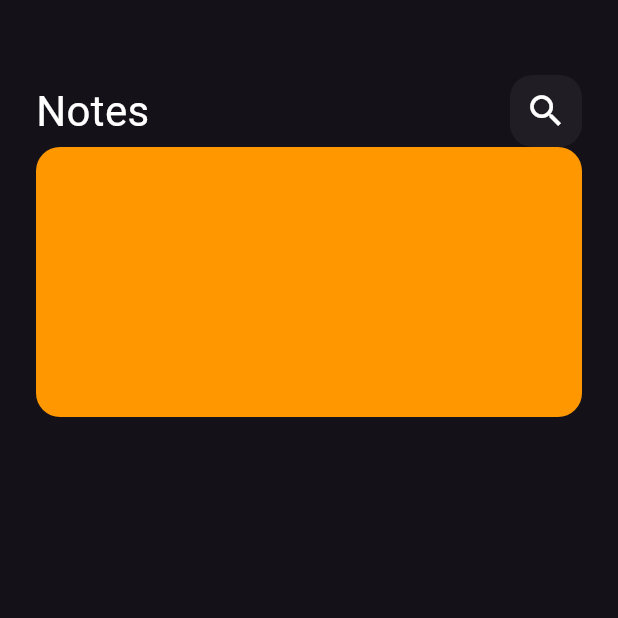
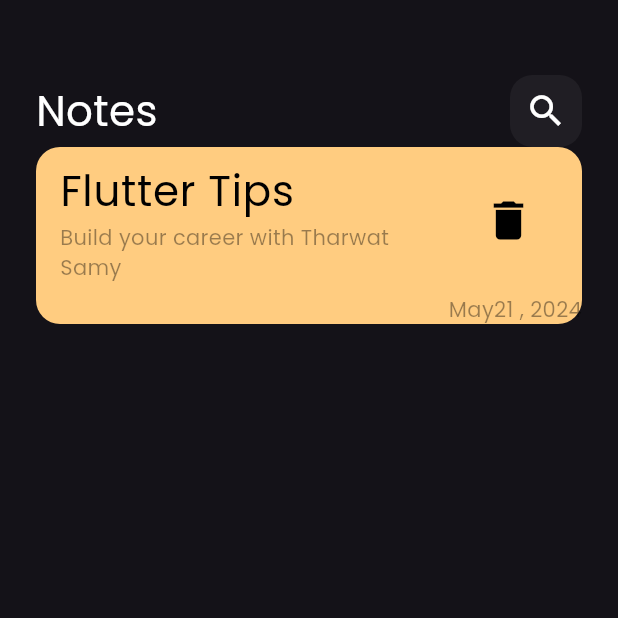
Before and after one commit to MuhamedElockly/notes_app, a Flutter app: the screen it shows after launch, on a phone screen of 412 x 824 dp, the top half of it. Run offline on Flutter 3.47's test engine with Material 3 defaults, Android fonts, the phone set to English and light mode, and no system bars.

Commit message:
last update

```diff
--- a/lib/main.dart
+++ b/lib/main.dart
@@ -9,7 +9,10 @@ class NotesApp extends StatelessWidget {
   @override
   Widget build(BuildContext context) {
     return MaterialApp(
-      theme: ThemeData(brightness: Brightness.dark),
+      theme: ThemeData(
+        brightness: Brightness.dark,
+        fontFamily: 'Poppins',
+      ),
       debugShowCheckedModeBanner: false,
       home: NotesView(),
     );
--- a/lib/widgets/note_item.dart
+++ b/lib/widgets/note_item.dart
@@ -5,10 +5,43 @@ class NoteItem extends StatelessWidget {
   Widget build(BuildContext context) {
     return Container(
       width: double.infinity,
-      height: 180,
       decoration: BoxDecoration(
-        color: Colors.orange,
+        color: Color(0xffFFCC80),
         borderRadius: BorderRadius.circular(16),
+      ),
+      child: Column(
+        crossAxisAlignment: CrossAxisAlignment.end,
+        children: [
+          ListTile(
+            title: Text(
+              'Flutter Tips',
+              style: TextStyle(
+                fontSize: 28,
+                color: Colors.black,
+              ),
+            ),
+            subtitle: Text(
+              "Build your career with Tharwat Samy",
+              style: TextStyle(
+                color: Colors.black.withOpacity(.4),
+              ),
+            ),
+            trailing: IconButton(
+              onPressed: () {},
+              icon: Icon(
+                Icons.delete,
+                size: 34,
+                color: Colors.black,
+              ),
+            ),
+          ),
+          Text(
+            "May21 , 2024",
+            style: TextStyle(
+              color: Colors.black.withOpacity(.4),
+            ),
+          ),
+        ],
       ),
     );
   }
```
Also changed, not shown: pubspec.yaml (+6 -12 lines), lib/assets/fonts/Poppins-Regular.ttf (added).
